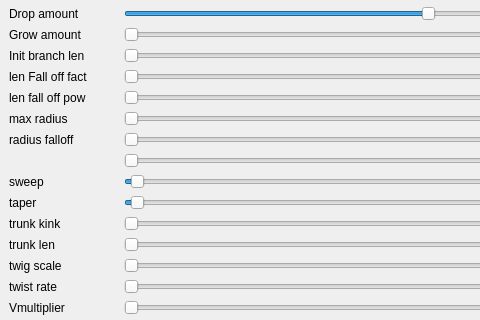
khhhhh/tree-projecter, file program/mainwindow.ui: the form before one commit; both pictures show x 0 to 480 and y 225 to 545 of the 800 by 761 pixel window.
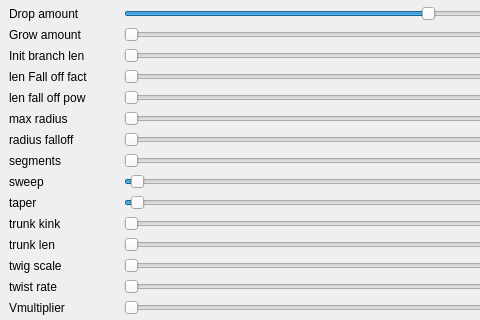
The form after the commit.

Diff of the .ui file:
```diff
--- a/program/mainwindow.ui
+++ b/program/mainwindow.ui
@@ -673,6 +673,13 @@
           </property>
          </widget>
         </item>
+        <item row="14" column="0">
+         <widget class="QLabel" name="l15">
+          <property name="text">
+           <string>segments</string>
+          </property>
+         </widget>
+        </item>
        </layout>
       </item>
      </layout>
```
